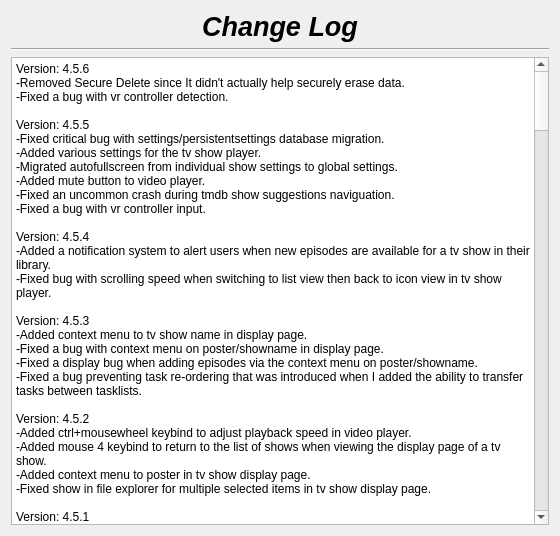
The window that changelog.ui (therealMaPMaKeR/MMDiary) describes before a commit, drawn with Qt 5.
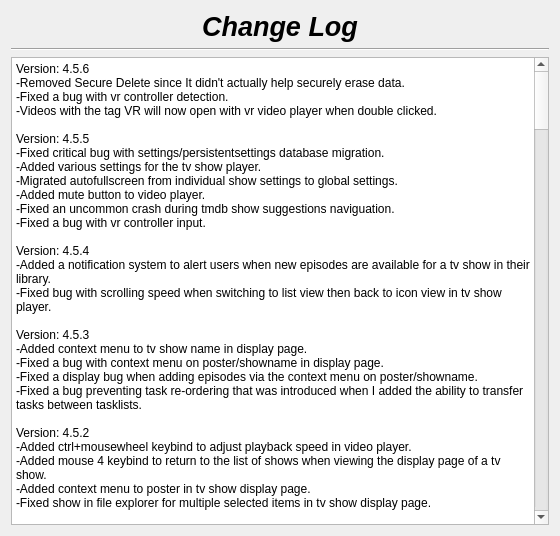
The same window after the commit.

Commit message: VR tag detection for vr video opening

Diff of the .ui file:
```diff
--- a/changelog.ui
+++ b/changelog.ui
@@ -55,7 +55,7 @@
 li.unchecked::marker { content: &quot;\2610&quot;; }
 li.checked::marker { content: &quot;\2612&quot;; }
 &lt;/style&gt;&lt;/head&gt;&lt;body style=&quot; font-family:'Segoe UI'; font-size:9pt; font-weight:400; font-style:normal;&quot;&gt;
-&lt;p style=&quot; margin-top:0px; margin-bottom:0px; margin-left:0px; margin-right:0px; -qt-block-indent:0; text-indent:0px;&quot;&gt;Version: 4.5.6&lt;br /&gt;-Removed Secure Delete since It didn't actually help securely erase data.&lt;br /&gt;-Fixed a bug with vr controller detection.&lt;br /&gt;&lt;br /&gt;Version: 4.5.5&lt;br /&gt;-Fixed critical bug with settings/persistentsettings database migration.&lt;br /&gt;-Added various settings for the tv show player.&lt;br /&gt;-Migrated autofullscreen from individual show settings to global settings.&lt;br /&gt;-Added mute button to video player.&lt;br /&gt;-Fixed an uncommon crash during tmdb show suggestions naviguation.&lt;br /&gt;-Fixed a bug with vr controller input.&lt;br /&gt;&lt;br /&gt;Version: 4.5.4&lt;br /&gt;-Added a notification system to alert users when new episodes are available for a tv show in their library.&lt;/p&gt;
+&lt;p style=&quot; margin-top:0px; margin-bottom:0px; margin-left:0px; margin-right:0px; -qt-block-indent:0; text-indent:0px;&quot;&gt;Version: 4.5.6&lt;br /&gt;-Removed Secure Delete since It didn't actually help securely erase data.&lt;br /&gt;-Fixed a bug with vr controller detection.&lt;br /&gt;-Videos with the tag VR will now open with vr video player when double clicked.&lt;br /&gt;&lt;br /&gt;Version: 4.5.5&lt;br /&gt;-Fixed critical bug with settings/persistentsettings database migration.&lt;br /&gt;-Added various settings for the tv show player.&lt;br /&gt;-Migrated autofullscreen from individual show settings to global settings.&lt;br /&gt;-Added mute button to video player.&lt;br /&gt;-Fixed an uncommon crash during tmdb show suggestions naviguation.&lt;br /&gt;-Fixed a bug with vr controller input.&lt;br /&gt;&lt;br /&gt;Version: 4.5.4&lt;br /&gt;-Added a notification system to alert users when new episodes are available for a tv show in their library.&lt;/p&gt;
 &lt;p style=&quot; margin-top:0px; margin-bottom:0px; margin-left:0px; margin-right:0px; -qt-block-indent:0; text-indent:0px;&quot;&gt;-Fixed bug with scrolling speed when switching to list view then back to icon view in tv show player.&lt;br /&gt;&lt;br /&gt;Version: 4.5.3&lt;br /&gt;-Added context menu to tv show name in display page.&lt;br /&gt;-Fixed a bug with context menu on poster/showname in display page.&lt;br /&gt;-Fixed a display bug when adding episodes via the context menu on poster/showname.&lt;br /&gt;-Fixed a bug preventing task re-ordering that was introduced when I added the ability to transfer tasks between tasklists.&lt;/p&gt;
 &lt;p style=&quot; margin-top:0px; margin-bottom:0px; margin-left:0px; margin-right:0px; -qt-block-indent:0; text-indent:0px;&quot;&gt;&lt;br /&gt;Version: 4.5.2&lt;br /&gt;-Added ctrl+mousewheel keybind to adjust playback speed in video player.&lt;br /&gt;-Added mouse 4 keybind to return to the list of shows when viewing the display page of a tv show.&lt;/p&gt;
 &lt;p style=&quot; margin-top:0px; margin-bottom:0px; margin-left:0px; margin-right:0px; -qt-block-indent:0; text-indent:0px;&quot;&gt;-Added context menu to poster in tv show display page.&lt;br /&gt;-Fixed show in file explorer for multiple selected items in tv show display page.&lt;br /&gt;&lt;br /&gt;Version: 4.5.1&lt;br /&gt;-Now exports individual episodes directly in the selected folder.&lt;br /&gt;-Fixed a bug with tv show export not preserving the original file extension.&lt;/p&gt;
```
The commit also changes 1 other file.
